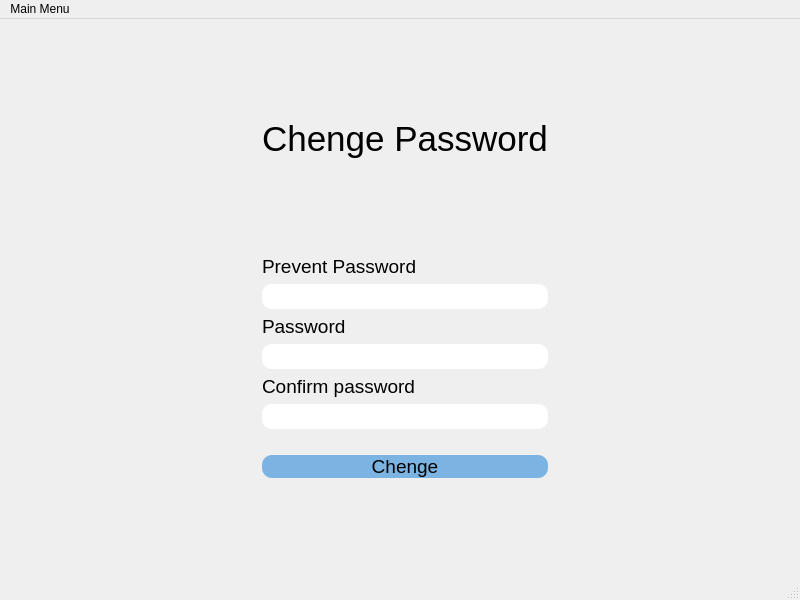
Before: the Qt Designer form chengpassword.ui in SAMoosavi/AdvancedProgrammingProject2, drawn with Qt 5.
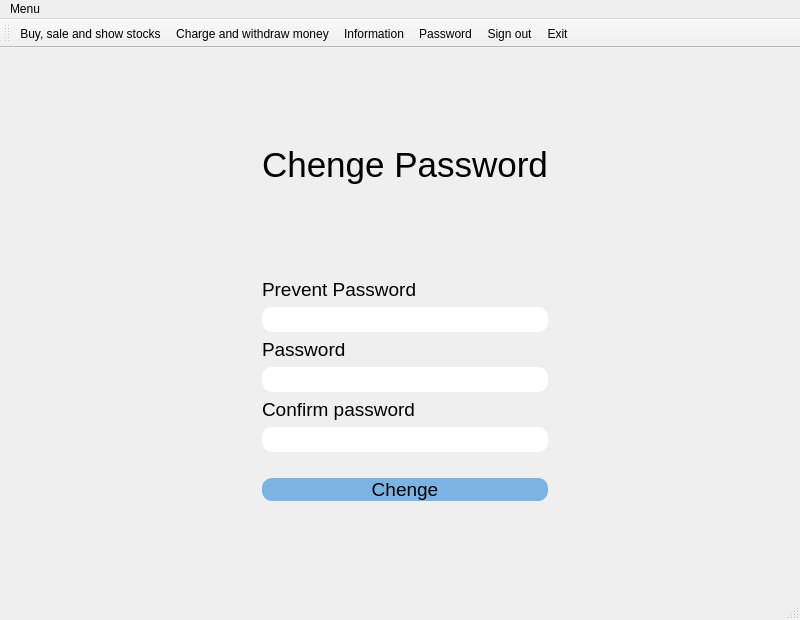
After: the same form once the commit is applied. Icons and pictures are not drawn.

The edit to the form file:
```diff
--- a/chengpassword.ui
+++ b/chengpassword.ui
@@ -7,7 +7,7 @@
     <x>0</x>
     <y>0</y>
     <width>800</width>
-    <height>600</height>
+    <height>620</height>
    </rect>
   </property>
   <property name="windowTitle">
@@ -227,12 +227,12 @@
      <x>0</x>
      <y>0</y>
      <width>800</width>
-     <height>21</height>
+     <height>25</height>
     </rect>
    </property>
    <widget class="QMenu" name="menuMain_Menu">
     <property name="title">
-     <string>Main Menu</string>
+     <string>Menu</string>
     </property>
     <widget class="QMenu" name="menuChange">
      <property name="title">
@@ -250,9 +250,26 @@
    <addaction name="menuMain_Menu"/>
   </widget>
   <widget class="QStatusBar" name="statusbar"/>
+  <widget class="QToolBar" name="toolBar">
+   <property name="windowTitle">
+    <string>toolBar</string>
+   </property>
+   <attribute name="toolBarArea">
+    <enum>TopToolBarArea</enum>
+   </attribute>
+   <attribute name="toolBarBreak">
+    <bool>false</bool>
+   </attribute>
+   <addaction name="actionStock"/>
+   <addaction name="actionCharge_and_withdraw_money"/>
+   <addaction name="actionInformation"/>
+   <addaction name="actionPassword"/>
+   <addaction name="actionSign_out"/>
+   <addaction name="actionExit"/>
+  </widget>
   <action name="actionStock">
    <property name="text">
-    <string>Stock</string>
+    <string>Buy, sale and show stocks</string>
    </property>
   </action>
   <action name="actionInformation">
```
Left out of the diff: 36 changed lines with no effect on the pictures.
